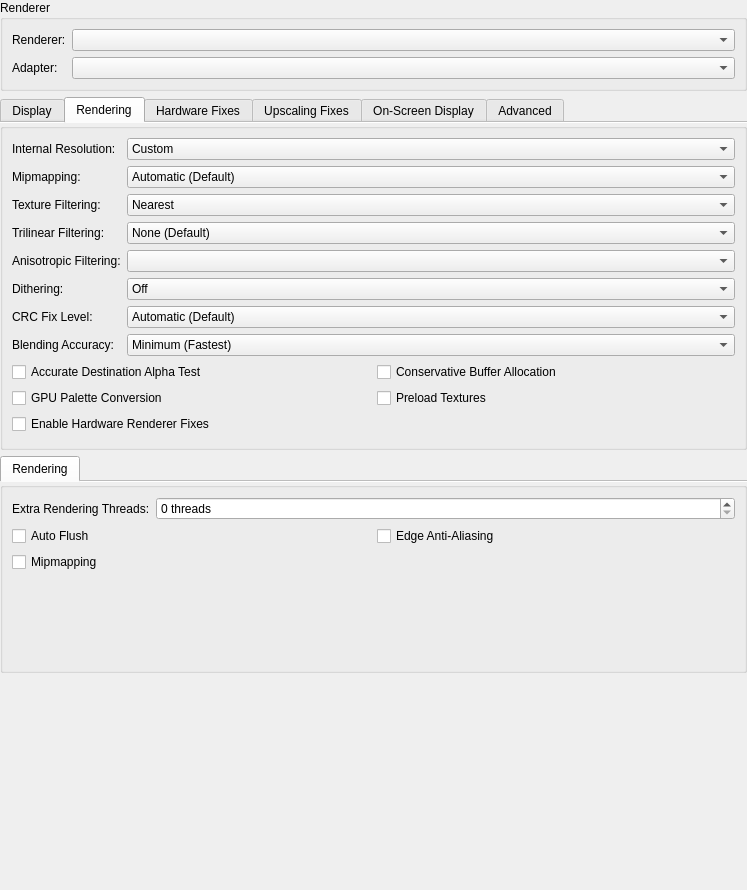
Old version of the form pcsx2-qt/Settings/GraphicsSettingsWidget.ui in the repository PCSX2/pcsx2.
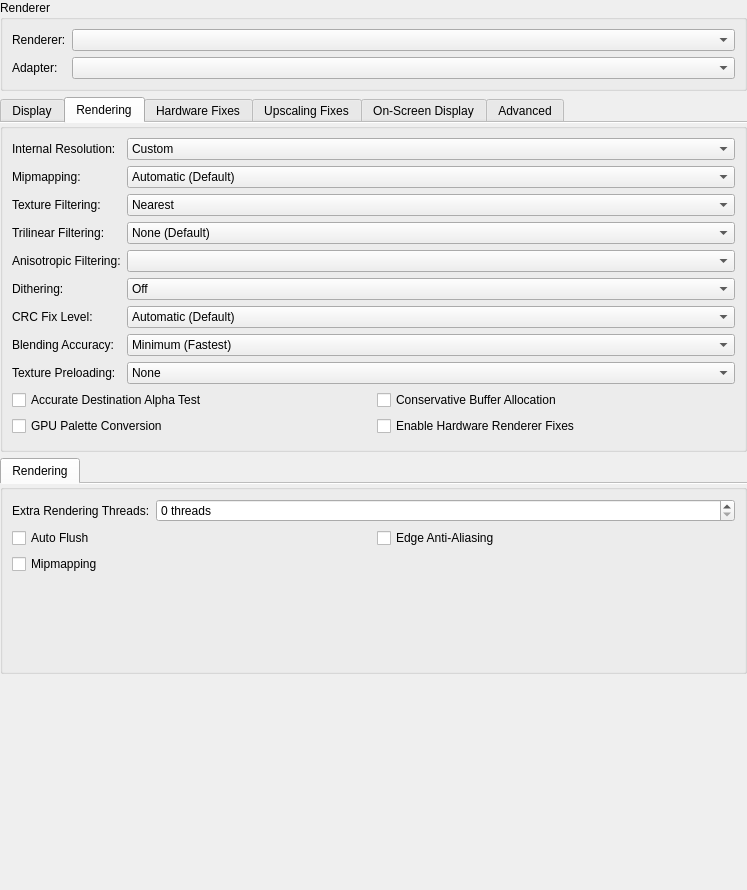
New version of the form. The open tabs and pages were chosen to show the change.

Commit message: GS: Add full (hash cache) texture preloading option

Diff of the .ui file:
```diff
--- a/pcsx2-qt/Settings/GraphicsSettingsWidget.ui
+++ b/pcsx2-qt/Settings/GraphicsSettingsWidget.ui
@@ -560,7 +560,7 @@
          </item>
         </widget>
        </item>
-       <item row="8" column="0" colspan="2">
+       <item row="9" column="0" colspan="2">
         <layout class="QGridLayout" name="basicCheckboxGridLayout">
          <item row="0" column="0">
           <widget class="QCheckBox" name="accurateDATE">
@@ -584,13 +584,6 @@
           </widget>
          </item>
          <item row="1" column="1">
-          <widget class="QCheckBox" name="preloadTexture">
-           <property name="text">
-            <string>Preload Textures</string>
-           </property>
-          </widget>
-         </item>
-         <item row="2" column="0">
           <widget class="QCheckBox" name="enableHWFixes">
            <property name="text">
             <string>Enable Hardware Renderer Fixes</string>
@@ -599,6 +592,32 @@
          </item>
         </layout>
        </item>
+       <item row="8" column="0">
+        <widget class="QLabel" name="label_20">
+         <property name="text">
+          <string>Texture Preloading:</string>
+         </property>
+        </widget>
+       </item>
+       <item row="8" column="1">
+        <widget class="QComboBox" name="texturePreloading">
+         <item>
+          <property name="text">
+           <string>None</string>
+          </property>
+         </item>
+         <item>
+          <property name="text">
+           <string>Partial</string>
+          </property>
+         </item>
+         <item>
+          <property name="text">
+           <string>Full (Hash Cache)</string>
+          </property>
+         </item>
+        </widget>
+       </item>
       </layout>
      </widget>
      <widget class="QGroupBox" name="hardwareFixesTab">
```
Left out of the diff: 28 changed lines with no effect on the pictures. The commit also changes 9 other files.
